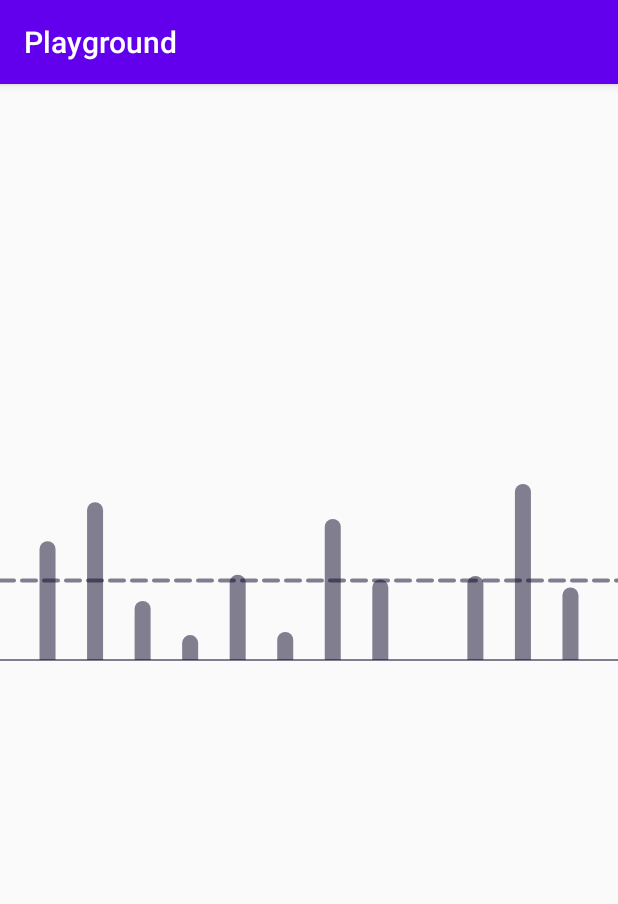
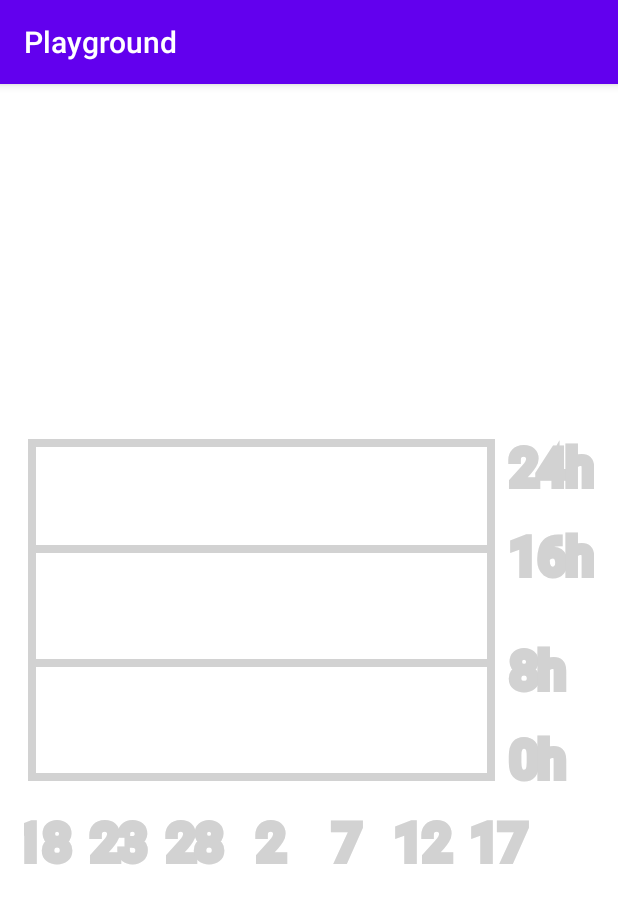
Before and after one commit to cami7ord/custom-views, an Android app: the screen it shows after launch (MainActivity), on a phone screen of 412 x 824 dp. Shown: the top 904 px of the screen. Run offline under Robolectric (Android 15) with nearby library versions, the phone set to English and light mode, and no system bars.

```diff
--- a/app/src/main/res/layout/activity_main.xml
+++ b/app/src/main/res/layout/activity_main.xml
@@ -3,11 +3,12 @@
     xmlns:app="http://schemas.android.com/apk/res-auto"
     xmlns:tools="http://schemas.android.com/tools"
     android:layout_width="match_parent"
-    android:layout_height="match_parent">
+    android:layout_height="match_parent"
+    android:background="@color/white">
 
     <com.example.widgets.charts.HeatingTimeChartView
-        android:layout_width="wrap_content"
-        android:layout_height="wrap_content"
+        android:layout_width="0dp"
+        android:layout_height="300dp"
         android:layout_marginLeft="16dp"
         android:layout_marginTop="16dp"
         android:layout_marginRight="16dp"
--- a/widgets/src/main/java/com/example/widgets/charts/HeatingTimeChartView.kt
+++ b/widgets/src/main/java/com/example/widgets/charts/HeatingTimeChartView.kt
@@ -2,16 +2,21 @@ package com.example.widgets.charts
 
 import android.content.Context
 import android.graphics.Canvas
-import android.graphics.DashPathEffect
 import android.graphics.Paint
 import android.util.AttributeSet
 import android.view.View
+import androidx.core.content.ContextCompat
 import com.example.widgets.R
-import kotlin.math.absoluteValue
+import java.util.*
 
 class HeatingTimeChartView : View {
 
-    private var zeroLineY = 0.0f
+    private var borderTopY = 8f
+    private var borderLeftX = 8f
+    private var borderBottomY = 0f
+    private var borderRightX = 0f
+    private var lineSeparationY = 0f
+    private var lineSeparationX = 0f
     private var averageReturn = chartValues.average().toFloat()
 
     private val paint = Paint()
@@ -68,13 +73,13 @@ class HeatingTimeChartView : View {
             field = value
             invalidate()
         }
-    var zeroLineColor: Int = R.color.light_gray
+    var borderlineColor: Int = R.color.tado
         set(value) {
             field = value
             invalidate()
             requestLayout()
         }
-    var zeroLineWeight: Float = 2f
+    var borderlineWeight: Float = 8f
         set(value) {
             field = value
             invalidate()
@@ -89,11 +94,20 @@ class HeatingTimeChartView : View {
         initialize(attrs)
     }
 
-    constructor(context: Context?, attrs: AttributeSet?, defStyleAttr: Int) : super(context, attrs, defStyleAttr) {
+    constructor(context: Context?, attrs: AttributeSet?, defStyleAttr: Int) : super(
+        context,
+        attrs,
+        defStyleAttr
+    ) {
         initialize(attrs)
     }
 
-    constructor(context: Context?, attrs: AttributeSet?, defStyleAttr: Int, defStyleRes: Int) : super(
+    constructor(
+        context: Context?,
+        attrs: AttributeSet?,
+        defStyleAttr: Int,
+        defStyleRes: Int
+    ) : super(
         context,
         attrs,
         defStyleAttr,
@@ -107,14 +121,34 @@ class HeatingTimeChartView : View {
             val ta = context.obtainStyledAttributes(attrs, R.styleable.HeatingTimeChartView)
             try {
                 barWidth = ta.getDimension(R.styleable.HeatingTimeChartView_barWidth, barWidth)
-                positiveBarsColor = ta.getColor(R.styleable.HeatingTimeChartView_positiveBarsColor, positiveBarsColor)
-                negativeBarsColor = ta.getColor(R.styleable.HeatingTimeChartView_negativeBarsColor, negativeBarsColor)
-                averageLineColor = ta.getColor(R.styleable.HeatingTimeChartView_averageLineColor, averageLineColor)
-                zeroLineColor = ta.getColor(R.styleable.HeatingTimeChartView_zeroLineColor, zeroLineColor)
-                zeroLineWeight = ta.getDimension(R.styleable.HeatingTimeChartView_zeroLineWeight, zeroLineWeight)
-                averageLineWeight = ta.getDimension(R.styleable.HeatingTimeChartView_averageLineWeight, averageLineWeight)
-                averageIntervalOn = ta.getDimension(R.styleable.HeatingTimeChartView_averageIntervalOn, averageIntervalOn)
-                averageIntervalOff = ta.getDimension(R.styleable.HeatingTimeChartView_averageIntervalOff, averageIntervalOff)
+                positiveBarsColor = ta.getColor(
+                    R.styleable.HeatingTimeChartView_positiveBarsColor,
+                    positiveBarsColor
+                )
+                negativeBarsColor = ta.getColor(
+                    R.styleable.HeatingTimeChartView_negativeBarsColor,
+                    negativeBarsColor
+                )
+                averageLineColor =
+                    ta.getColor(R.styleable.HeatingTimeChartView_averageLineColor, averageLineColor)
+                borderlineColor =
+                    ta.getColor(R.styleable.HeatingTimeChartView_borderlineColor, borderlineColor)
+                borderlineWeight = ta.getDimension(
+                    R.styleable.HeatingTimeChartView_borderlineWeight,
+                    borderlineWeight
+                )
+                averageLineWeight = ta.getDimension(
+                    R.styleable.HeatingTimeChartView_averageLineWeight,
+                    averageLineWeight
+                )
+                averageIntervalOn = ta.getDimension(
+                    R.styleable.HeatingTimeChartView_averageIntervalOn,
+                    averageIntervalOn
+                )
+                averageIntervalOff = ta.getDimension(
+                    R.styleable.HeatingTimeChartView_averageIntervalOff,
+                    averageIntervalOff
+                )
             } finally {
                 ta.recycle()
             }
@@ -123,92 +157,106 @@ class HeatingTimeChartView : View {
     }
 
     override fun onLayout(changed: Boolean, left: Int, top: Int, right: Int, bottom: Int) {
-        zeroLineY = measuredHeight / 2.toFloat()
+        paint.color = ContextCompat.getColor(context, R.color.light_gray) // TODO use defaults
+        paint.textSize = 50f
+
+        //Order is important
+        borderBottomY = measuredHeight - borderTopY - paint.textSize * 2
+        lineSeparationY = borderBottomY / 3f
+        lineSeparationX = measuredWidth / chartValues.size.toFloat()
+        borderRightX = measuredWidth - paint.measureText("24h") - lineSeparationX
     }
 
     override fun onDraw(canvas: Canvas) {
         super.onDraw(canvas)
 
+        //TODO son 31 espacios, dividir por 31 el ancho
+
         if (items.isNotEmpty()) {
-            onDrawLines(canvas)
+
+            onDrawGrid(canvas)
+
+            /*onDrawLines(canvas)
 
             onDrawZeroLine(canvas)
 
-            onDrawAverageLine(canvas)
+            onDrawAverageLine(canvas)*/
         }
 
     }
 
-    private fun onDrawZeroLine(canvas: Canvas) {
+    private fun onDrawGrid(canvas: Canvas) {
+
+        paint.pathEffect = null
+
+        onDrawYAxis(canvas)
+        onDrawXAxis(canvas)
 
         paint.style = Paint.Style.STROKE
-        paint.strokeWidth = zeroLineWeight
-        paint.pathEffect = null
-        paint.color = zeroLineColor
+        paint.strokeWidth = borderlineWeight
 
-        canvas.drawLine(0f, zeroLineY, measuredWidth.toFloat(), zeroLineY, paint)
+        canvas.drawRect(borderLeftX, borderTopY, borderRightX, borderBottomY, paint)
+        //canvas.drawLine(0f, zeroLineY, measuredWidth.toFloat(), zeroLineY, paint)
 
     }
 
-    private fun onDrawAverageLine(canvas: Canvas) {
-
-        paint.style = Paint.Style.STROKE
-        paint.strokeWidth = averageLineWeight
-        paint.pathEffect = DashPathEffect(floatArrayOf(averageIntervalOn, averageIntervalOff), 0f)
-        paint.color = averageLineColor
-
-        canvas.drawLine(
-            0f, zeroLineY - zeroLineY * averageReturn * scalingFactor,
-            measuredWidth.toFloat(), zeroLineY - zeroLineY * averageReturn * scalingFactor, paint
-        )
-
-    }
-
-    private fun onDrawLines(canvas: Canvas) {
-        val interval: Float = measuredWidth / (items.size + 1).toFloat()
-        var step = 0f
-
-        paint.style = Paint.Style.STROKE
-        paint.strokeCap = Paint.Cap.ROUND
-        paint.strokeWidth = barWidth
-        paint.pathEffect = null
-
-        for (value in items) {
-            step += interval
-            onDrawSingleLine(step, value, canvas)
+    private fun onDrawYAxis(canvas: Canvas) {
+        var textY = 0f
+        val lastIndex = generateYaxisValues().lastIndex
+        val tempW = paint.strokeWidth
+        generateYaxisValues().forEachIndexed { index, i ->
+            textY = when (index) {
+                0 -> paint.textSize
+                lastIndex -> borderBottomY
+                else -> {
+                    paint.strokeWidth = borderlineWeight
+                    canvas.drawLine(
+                        borderRightX,
+                        lineSeparationY * index,
+                        borderLeftX,
+                        lineSeparationY * index,
+                        paint
+                    )
+                    (lineSeparationY * index) + (paint.textSize / 2)
+                }
+            }
+            paint.strokeWidth = tempW
+            canvas.drawText("${i}h", borderRightX + lineSeparationX, textY, paint)
         }
     }
 
-    private fun onDrawSingleLine(left: Float, value: Float, canvas: Canvas) {
-
-        val top: Float
-        val bottom: Float
-
-        canvas.save()
-
-        when {
-            value > 0 -> {
-                paint.color = positiveBarsColor
-                top = zeroLineY - (zeroLineY * value) * scalingFactor
-                bottom = zeroLineY
-                canvas.clipRect(0f, 0f, measuredWidth.toFloat(), zeroLineY)
-            }
-            value < 0 -> {
-                paint.color = negativeBarsColor
-                top = zeroLineY
-                bottom = zeroLineY + (zeroLineY * value).absoluteValue * scalingFactor
-                canvas.clipRect(0f, zeroLineY, measuredWidth.toFloat(), measuredHeight.toFloat())
-            }
-            else -> return
+    private fun onDrawXAxis(canvas: Canvas) {
+        var textX = lineSeparationX
+        val textY = measuredHeight.toFloat() - paint.textSize + (paint.textSize / 2)
+        generateXaxisValues(Calendar.getInstance().time).forEach {
+            canvas.drawText("$it", textX - (paint.measureText(it.toString()) / 2), textY, paint)
+            textX += lineSeparationX * 4f
         }
-
-        canvas.scale(1f, 1f - (paint.strokeWidth / measuredHeight), 0f, zeroLineY)
-        canvas.drawLine(left, top, left, bottom, paint)
-        canvas.restore()
-
     }
 
     companion object {
+
+        fun generateYaxisValues(): IntArray {
+            return yAxisValues
+        }
+
+        fun generateXaxisValues(date: Date): IntArray {
+            val results = IntArray(7)
+            val calendar = Calendar.getInstance()
+            calendar.time = date
+            for (i in 6.downTo(0)) {
+                results[i] = calendar.get(Calendar.DAY_OF_MONTH)
+                calendar.add(Calendar.DAY_OF_MONTH, -5)
+            }
+            return results
+        }
+
+        private val yAxisValues = intArrayOf(
+            24,
+            16,
+            8,
+            0
+        )
 
         val chartValues = listOf(
             19.53f,
@@ -221,9 +269,27 @@ class HeatingTimeChartView : View {
             12.78f,
             0f,
             13.41f,
-            29.6f,
-            11.39f
-        ).map { x -> x/100 }
+            19.53f,
+            26.38f,
+            8.99f,
+            3f,
+            13.62f,
+            3.53f,
+            23.45f,
+            12.78f,
+            0f,
+            13.41f,
+            19.53f,
+            26.38f,
+            8.99f,
+            3f,
+            13.62f,
+            3.53f,
+            23.45f,
+            12.78f,
+            0f,
+            13.41f
+        ).map { x -> x / 100 }
     }
 
 }
--- a/widgets/src/main/res/values/attrs.xml
+++ b/widgets/src/main/res/values/attrs.xml
@@ -8,7 +8,7 @@
         <attr name="negativeBarsColor" format="color" />
         <attr name="averageLineColor" format="color" />
         <attr name="averageLineWeight" format="dimension" />
-        <attr name="zeroLineColor" format="color" />
-        <attr name="zeroLineWeight" format="dimension" />
+        <attr name="borderlineColor" format="color" />
+        <attr name="borderlineWeight" format="dimension" />
     </declare-styleable>
 </resources>
--- a/widgets/src/main/res/values/colors.xml
+++ b/widgets/src/main/res/values/colors.xml
@@ -1,6 +1,7 @@
 <?xml version="1.0" encoding="utf-8"?>
 <resources>
+    <color name="white">#fff</color>
+    <color name="black">#000</color>
     <color name="tado">#fec023</color>
-    <color name="black">#000000</color>
-    <color name="light_gray">#929292</color>
+    <color name="light_gray">#D2D2D2</color>
 </resources>
```
Also changed, not shown: 1 other file.
